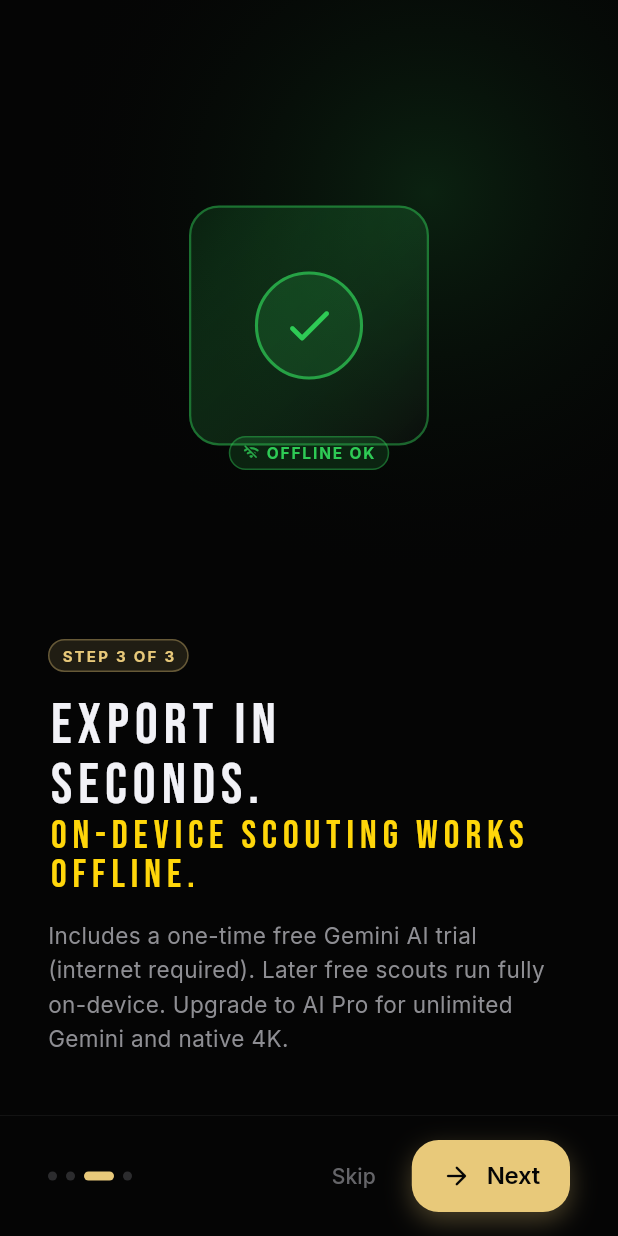
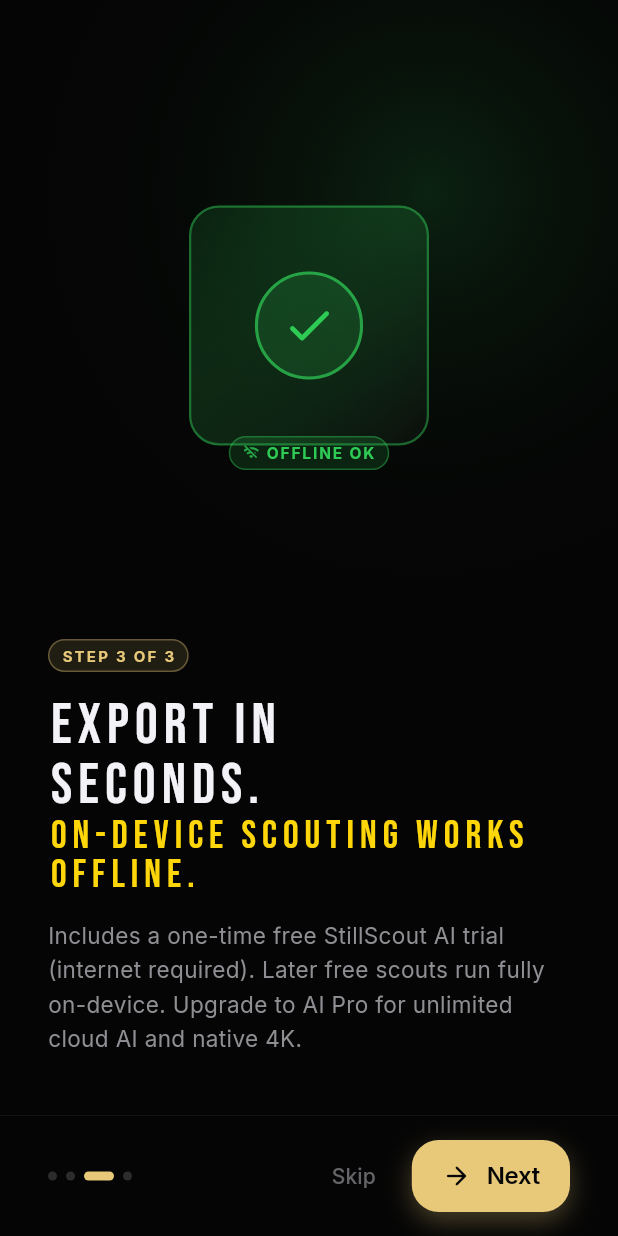
Before and after one commit to somyahangsandesh/StillScout, a Flutter app: the screen it shows after launch, swiped to page 3, on a phone screen of 412 x 824 dp. Run offline on Flutter 3.47's test engine with Material 3 defaults, Android fonts, the phone set to English and light mode, and no system bars; our stand-ins replace connectivity_plus, dio, flutter_riverpod, flutter_secure_storage, google_fonts, hive_flutter and 6 more; missing offline and left inert: app_settings, gal, purchases_flutter, video_thumbnail; accounts and stored records are empty; statements that could not run were skipped.

Commit message:
Rebrand cloud AI UI to StillScout AI and fix action auto-detect.
User-facing copy no longer says Gemini Flash; legal/privacy disclosures stay honest. Shared video-context detection now includes action before cloud batch scoring so Auto picks the right prompt.

Co-authored-by: Cursor <cursoragent@cursor.com>

```diff
--- a/lib/config/stillscout_config.dart
+++ b/lib/config/stillscout_config.dart
@@ -158,8 +158,11 @@ class StillScoutConfig {
   /// User-facing product name for the Pro entitlement.
   static const String aiProDisplayName = 'AI Pro';
 
-  /// User-facing cloud model name — avoid pinning a patch version in UI copy.
-  static const String geminiModelDisplayName = 'Gemini Flash';
+  /// User-facing cloud AI brand name — shown in UI instead of vendor model IDs.
+  static const String geminiModelDisplayName = 'StillScout AI';
+
+  /// Alias for [geminiModelDisplayName] in product copy.
+  static const String cloudAiDisplayName = geminiModelDisplayName;
 
   /// Primary offering identifier in RevenueCat (fallback: default, stillscout_main).
   static const String rcOfferingIdentifier = 'stillscout_main';
--- a/lib/stillscout/data/models/frame_score_metadata.dart
+++ b/lib/stillscout/data/models/frame_score_metadata.dart
@@ -12,7 +12,7 @@ enum ScoreSource {
   hybrid;
 
   String get label => switch (this) {
-        ScoreSource.llm => 'Gemini AI',
+        ScoreSource.llm => 'StillScout AI',
         ScoreSource.heuristic => 'On-device',
         ScoreSource.hybrid => 'Apple Vision',
       };
--- a/lib/stillscout/domain/failures/stillscout_failure.dart
+++ b/lib/stillscout/domain/failures/stillscout_failure.dart
@@ -122,7 +122,7 @@ final class OfflineFailure extends StillScoutFailure {
 
   @override
   String get displayMessage =>
-      'Gemini scoring needs a working internet connection. '
+      'Cloud AI scoring needs a working internet connection. '
       'Connect to Wi‑Fi or mobile data, then try again. '
       'Later free scouts (on-device Vision) work offline.';
 
--- a/lib/stillscout/presentation/screens/stillscout_onboarding_screen.dart
+++ b/lib/stillscout/presentation/screens/stillscout_onboarding_screen.dart
@@ -4,6 +4,8 @@ import 'dart:ui';
 import 'package:flutter/material.dart';
 import 'package:flutter/services.dart';
 import 'package:shared_preferences/shared_preferences.dart';
+
+import 'package:stillscout/config/stillscout_config.dart';
 
 import '../../domain/stillscout_constants.dart';
 import '../theme/stillscout_theme.dart';
@@ -176,7 +178,7 @@ class _StillScoutOnboardingScreenState
                 headline: 'Export in\nseconds.',
                 subline: 'On-device scouting works offline.',
                 body:
-                    'Includes a one-time free Gemini AI trial (internet required). Later free scouts run fully on-device. Upgrade to AI Pro for unlimited Gemini and native 4K.',
+                    'Includes a one-time free ${StillScoutConfig.geminiModelDisplayName} trial (internet required). Later free scouts run fully on-device. Upgrade to AI Pro for unlimited cloud AI and native 4K.',
               ),
               _ProUpsellStep(fade: _stepFades[3]),
             ],
@@ -315,7 +317,7 @@ class _OnboardingStep extends StatelessWidget {
 // ── Pro upsell step (page 4) ──────────────────────────────────────────────────
 
 final _kProFeatures = [
-  ('Gemini judgment on every scout', Icons.psychology_rounded),
+  ('${StillScoutConfig.geminiModelDisplayName} judgment on every scout', Icons.psychology_rounded),
   ('AI Auto Polish with before/after', Icons.auto_fix_high_rounded),
   (
     '${StillScoutConstants.proKeeperLimit} keepers · exact timecodes',
--- a/lib/stillscout/presentation/screens/stillscout_screen.dart
+++ b/lib/stillscout/presentation/screens/stillscout_screen.dart
@@ -3,6 +3,8 @@ import 'dart:async';
 import 'package:flutter/material.dart';
 import 'package:flutter/services.dart';
 import 'package:flutter_riverpod/flutter_riverpod.dart';
+
+import 'package:stillscout/config/stillscout_config.dart';
 
 import '../../data/models/scored_frame.dart';
 import '../../domain/failures/stillscout_failure.dart';
@@ -278,7 +280,7 @@ class _StillScoutScreenState extends ConsumerState<StillScoutScreen>
               ? (next.isPro
                   ? 'Daily AI quota reached — showing on-device estimates. Try again tomorrow.'
                   : 'Daily AI quota reached — showing on-device estimates.')
-              : 'Gemini was unreachable — showing on-device estimates. '
+              : '${StillScoutConfig.geminiModelDisplayName} was unreachable — showing on-device estimates. '
                   'Reconnect and retry for AI results.';
           WidgetsBinding.instance.addPostFrameCallback((_) {
             if (!mounted) return;
@@ -536,13 +538,13 @@ class _StillScoutScreenState extends ConsumerState<StillScoutScreen>
               : null,
           onUpgradeAiPro: () => _showPaywall(
             reason: state.isAiProTrial
-                ? 'You just used Gemini. Keep AI Pro for unlimited scouts, '
+                ? 'You just used ${StillScoutConfig.geminiModelDisplayName}. Keep AI Pro for unlimited scouts, '
                     '${StillScoutConstants.proKeeperLimit} keepers, and Auto Polish.'
                 : 'AI finds your best moment and turns it into a professional photo.',
           ),
           onLockedFrameTap: () => _showPaywall(
             reason:
-                'Unlock Gemini judgment, ${StillScoutConstants.proKeeperLimit} keepers, timecodes, and native 4K.',
+                'Unlock ${StillScoutConfig.geminiModelDisplayName} judgment, ${StillScoutConstants.proKeeperLimit} keepers, timecodes, and native 4K.',
           ),
           onFrameTap: (frame, rank) {
             if (_selectedIds.isNotEmpty) {
@@ -654,7 +656,7 @@ class _StillScoutScreenState extends ConsumerState<StillScoutScreen>
       initialIndex: rank,
       onExportPressed: _handleExport,
       onUnlockAiPro: () => _showPaywall(
-        reason: 'AI Auto Polish and Gemini Flash scoring unlock with AI Pro.',
+        reason: 'AI Auto Polish and ${StillScoutConfig.geminiModelDisplayName} scoring unlock with AI Pro.',
       ),
     );
   }
--- a/lib/stillscout/presentation/screens/stillscout_session_detail_screen.dart
+++ b/lib/stillscout/presentation/screens/stillscout_session_detail_screen.dart
@@ -3,6 +3,8 @@ import 'dart:io';
 
 import 'package:flutter/material.dart';
 import 'package:flutter_riverpod/flutter_riverpod.dart';
+
+import 'package:stillscout/config/stillscout_config.dart';
 
 import '../../data/models/scored_frame.dart';
 import '../../data/models/stillscout_session.dart';
@@ -189,7 +191,7 @@ class _StillScoutSessionDetailScreenState
                   ),
                   onLockedFrameTap: () => _showPaywall(
                     reason:
-                        'Unlock Gemini judgment, ${StillScoutConstants.proKeeperLimit} keepers, and native 4K.',
+                        'Unlock ${StillScoutConfig.geminiModelDisplayName} judgment, ${StillScoutConstants.proKeeperLimit} keepers, and native 4K.',
                   ),
                   onFrameTap: (frame, rank) {
                     if (StillScoutAccessPolicy.isLocked(
@@ -199,7 +201,7 @@ class _StillScoutSessionDetailScreenState
                     )) {
                       _showPaywall(
                         reason:
-                            'Unlock Gemini judgment, ${StillScoutConstants.proKeeperLimit} keepers, and native 4K.',
+                            'Unlock ${StillScoutConfig.geminiModelDisplayName} judgment, ${StillScoutConstants.proKeeperLimit} keepers, and native 4K.',
                       );
                     } else {
                       _onFrameTap(frame, state.isPro, frames, rank);
@@ -238,7 +240,7 @@ class _StillScoutSessionDetailScreenState
       onExportPressed: _handleExport,
       onUnlockAiPro: () => _showPaywall(
         reason:
-            'AI Auto Polish and Gemini Flash scoring unlock with AI Pro.',
+            'AI Auto Polish and ${StillScoutConfig.geminiModelDisplayName} scoring unlock with AI Pro.',
       ),
     );
   }
--- a/lib/stillscout/presentation/widgets/stillscout_completion_hero.dart
+++ b/lib/stillscout/presentation/widgets/stillscout_completion_hero.dart
@@ -1,6 +1,8 @@
 import 'dart:ui';
 
 import 'package:flutter/material.dart';
+
+import 'package:stillscout/config/stillscout_config.dart';
 
 import '../../domain/stillscout_constants.dart';
 import '../providers/stillscout_notifier.dart';
@@ -84,7 +86,7 @@ class _StillScoutCompletionHeroState extends State<StillScoutCompletionHero>
     final polishLabel = widget.isPro
         ? 'AI Pro · Deep analysis · Unlimited saves · 4K'
         : widget.isAiProTrial
-            ? 'Free AI Trial complete · Upgrade to keep Gemini quality'
+            ? 'Free AI Trial complete · Upgrade to keep ${StillScoutConfig.geminiModelDisplayName} quality'
             : widget.exportsRemaining > 0
                 ? '${widget.exportsRemaining}/${StillScoutConstants.freeExportsPerScout} saves left this scout'
                 : 'All saves used — upgrade for unlimited';
@@ -197,8 +199,8 @@ class _StillScoutCompletionHeroState extends State<StillScoutCompletionHero>
                                 const SizedBox(height: StillScoutSpacing.xs),
                                 Text(
                                   widget.isPro || widget.isAiProTrial
-                                      ? '${widget.aiScoredCount} of ${widget.totalFrames} frames Gemini-scored'
-                                      : '${widget.totalFrames} frames ranked on-device · upgrade for Gemini',
+                                      ? '${widget.aiScoredCount} of ${widget.totalFrames} frames scored by ${StillScoutConfig.geminiModelDisplayName}'
+                                      : '${widget.totalFrames} frames ranked on-device · upgrade for ${StillScoutConfig.geminiModelDisplayName}',
                                   style: StillScoutTextStyles.caption.copyWith(
                                     color: StillScoutColors.silver,
                                     fontSize: 11,
@@ -243,12 +245,13 @@ class _DegradedGeminiBanner extends StatelessWidget {
     return _OutcomeBanner(
       icon: Icons.cloud_off_rounded,
       accent: StillScoutColors.silver,
-      message: 'Gemini was unavailable — showing on-device picks',
+      message:
+          '${StillScoutConfig.geminiModelDisplayName} was unavailable — showing on-device picks',
       actionLabel: onRetry == null ? null : 'Retry',
       onAction: onRetry,
       semanticsLabel: onRetry == null
-          ? 'Gemini was unavailable. Showing on-device picks.'
-          : 'Gemini was unavailable. Showing on-device picks. Double tap to retry.',
+          ? '${StillScoutConfig.geminiModelDisplayName} was unavailable. Showing on-device picks.'
+          : '${StillScoutConfig.geminiModelDisplayName} was unavailable. Showing on-device picks. Double tap to retry.',
     );
   }
 }
--- a/lib/stillscout/presentation/widgets/stillscout_empty_state.dart
+++ b/lib/stillscout/presentation/widgets/stillscout_empty_state.dart
@@ -5,6 +5,8 @@ import 'dart:ui';
 import 'package:flutter/material.dart';
 import 'package:flutter/services.dart';
 import 'package:image_picker/image_picker.dart';
+
+import 'package:stillscout/config/stillscout_config.dart';
 
 import '../../domain/stillscout_online_status.dart';
 import '../../domain/stillscout_constants.dart';
@@ -211,7 +213,7 @@ class _StillScoutEmptyStateState extends State<StillScoutEmptyState>
             const SizedBox(height: StillScoutSpacing.s),
             Text(
               'On-device ranking · ${StillScoutConstants.freeScoutsPerDay} free scouts/day · '
-              'AI Pro adds Gemini & polish',
+              'AI Pro adds ${StillScoutConfig.geminiModelDisplayName} & polish',
               style: StillScoutTextStyles.body,
               textAlign: TextAlign.center,
             ),
--- a/lib/stillscout/presentation/widgets/stillscout_frame_detail_sheet.dart
+++ b/lib/stillscout/presentation/widgets/stillscout_frame_detail_sheet.dart
@@ -1,6 +1,8 @@
 import 'package:flutter/material.dart';
 import 'package:flutter/services.dart';
 import 'package:flutter_riverpod/flutter_riverpod.dart';
+
+import 'package:stillscout/config/stillscout_config.dart';
 
 import '../../data/models/frame_score_metadata.dart';
 import '../../data/models/scored_frame.dart';
@@ -600,7 +602,7 @@ class _PolishToggleRow extends StatelessWidget {
                 ),
                 Text(
                   locked
-                      ? 'Gemini-ready polish with before/after — unlock AI Pro'
+                      ? '${StillScoutConfig.geminiModelDisplayName}-ready polish with before/after — unlock AI Pro'
                       : 'Lighting, color, sharpness & face-aware exposure',
                   style: StillScoutTextStyles.caption.copyWith(
                     color: StillScoutColors.silver,
--- a/lib/stillscout/presentation/widgets/stillscout_paywall_sheet.dart
+++ b/lib/stillscout/presentation/widgets/stillscout_paywall_sheet.dart
@@ -2,6 +2,7 @@ import 'package:flutter/material.dart';
 import 'package:flutter_riverpod/flutter_riverpod.dart';
 import 'package:purchases_flutter/purchases_flutter.dart';
 
+import 'package:stillscout/config/stillscout_config.dart';
 import 'package:stillscout/services/stillscout_offering_resolver.dart';
 import 'package:stillscout/services/stillscout_purchase_service.dart';
 import '../../domain/stillscout_access_policy.dart';
@@ -552,7 +553,7 @@ class _HeroBadge extends StatelessWidget {
 class _FeatureBullets extends StatelessWidget {
   /// Four punchy lines — keeps the purchase CTA above the fold on most phones.
   static List<(IconData, String)> get _features => [
-        (Icons.auto_awesome, 'Gemini judgment on every scout'),
+        (Icons.auto_awesome, '${StillScoutConfig.geminiModelDisplayName} judgment on every scout'),
         (Icons.photo_filter_rounded, 'AI Auto Polish with before/after'),
         (
           Icons.workspace_premium_rounded,
--- a/lib/stillscout/presentation/widgets/stillscout_preflight_card.dart
+++ b/lib/stillscout/presentation/widgets/stillscout_preflight_card.dart
@@ -1,4 +1,6 @@
 import 'package:flutter/material.dart';
+
+import 'package:stillscout/config/stillscout_config.dart';
 
 import '../../domain/stillscout_access_policy.dart';
 import '../../domain/stillscout_constants.dart';
@@ -126,7 +128,7 @@ class _StillScoutPreFlightCardState extends State<StillScoutPreFlightCard> {
               const SizedBox(height: StillScoutSpacing.s),
               Text(
                 trialAvailable
-                    ? 'Free Gemini trial · $scoutLabel'
+                    ? 'Free ${StillScoutConfig.geminiModelDisplayName} trial · $scoutLabel'
                     : scoutLabel,
                 style: StillScoutTextStyles.caption.copyWith(
                   color: quotaLoading
--- a/lib/stillscout/presentation/widgets/stillscout_processing_state.dart
+++ b/lib/stillscout/presentation/widgets/stillscout_processing_state.dart
@@ -2,6 +2,8 @@ import 'dart:async';
 import 'dart:math' as math;
 
 import 'package:flutter/material.dart';
+
+import 'package:stillscout/config/stillscout_config.dart';
 
 import '../../data/models/extracted_frame.dart';
 import '../providers/stillscout_notifier.dart';
@@ -115,7 +117,7 @@ class StillScoutProcessingState extends StatelessWidget {
                       ),
                       const SizedBox(width: 6),
                       Text(
-                        'AI Trial · Gemini Flash',
+                        'AI Trial · ${StillScoutConfig.geminiModelDisplayName}',
                         style: StillScoutTextStyles.caption.copyWith(
                           color: StillScoutColors.scoutGold,
                           fontWeight: FontWeight.w600,
--- a/lib/stillscout/presentation/widgets/stillscout_session_header.dart
+++ b/lib/stillscout/presentation/widgets/stillscout_session_header.dart
@@ -1,6 +1,8 @@
 import 'dart:math' as math;
 
 import 'package:flutter/material.dart';
+
+import 'package:stillscout/config/stillscout_config.dart';
 
 import '../../data/models/frame_score_metadata.dart';
 import '../../data/models/scored_frame.dart';
@@ -171,10 +173,10 @@ class StillScoutSessionHeader extends StatelessWidget {
             ),
             child: Text(
               !(isPro || isAiProTrial)
-                  ? 'On-device Vision · Upgrade for Gemini'
+                  ? 'On-device Vision · Upgrade for ${StillScoutConfig.geminiModelDisplayName}'
                   : (aiCount == 0
-                      ? 'Gemini unavailable — on-device scores. Re-scout online for Gemini.'
-                      : '$aiCount/$total Gemini · ${total - aiCount} on-device'),
+                      ? '${StillScoutConfig.geminiModelDisplayName} unavailable — on-device scores. Re-scout online for cloud AI.'
+                      : '$aiCount/$total ${StillScoutConfig.geminiModelDisplayName} · ${total - aiCount} on-device'),
               style: StillScoutTextStyles.caption.copyWith(
                 color: StillScoutColors.silver.withValues(alpha: 0.85),
                 fontSize: dense ? 11 : 12,
```
Also changed, not shown: lib/stillscout/presentation/providers/stillscout_notifier.dart (+12 -43 lines), lib/stillscout/services/frame_scoring_service.dart (+14 -14 lines), lib/stillscout/services/stillscout_video_context_detector.dart (added, +51 -0 lines), 2 other files.
